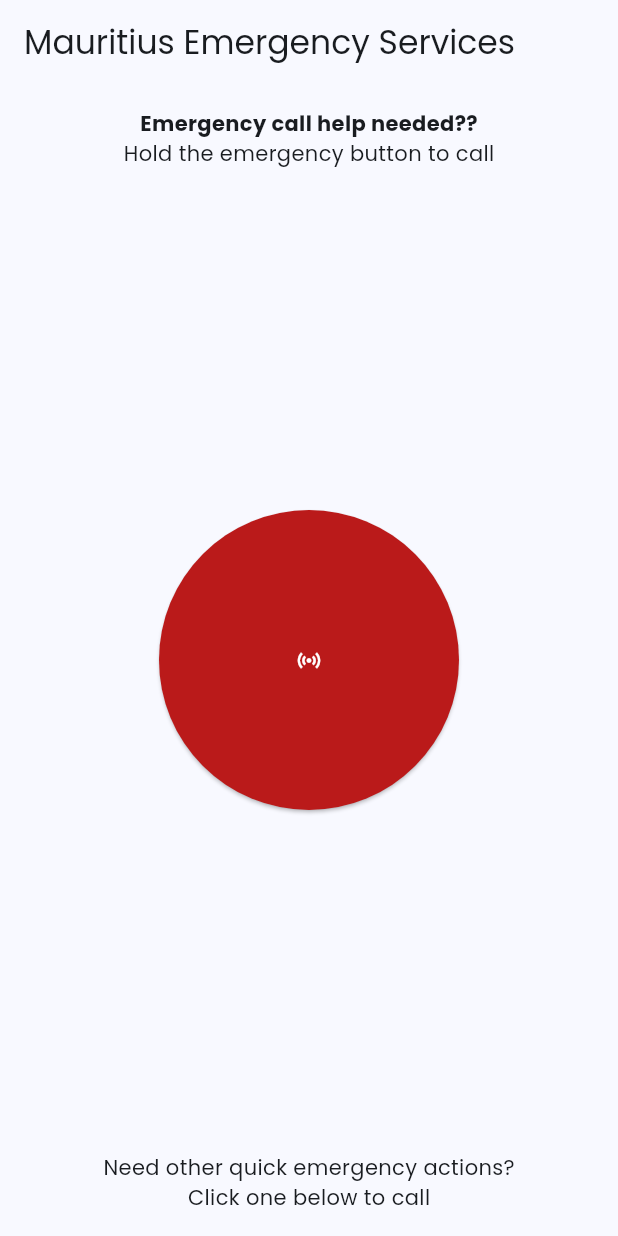
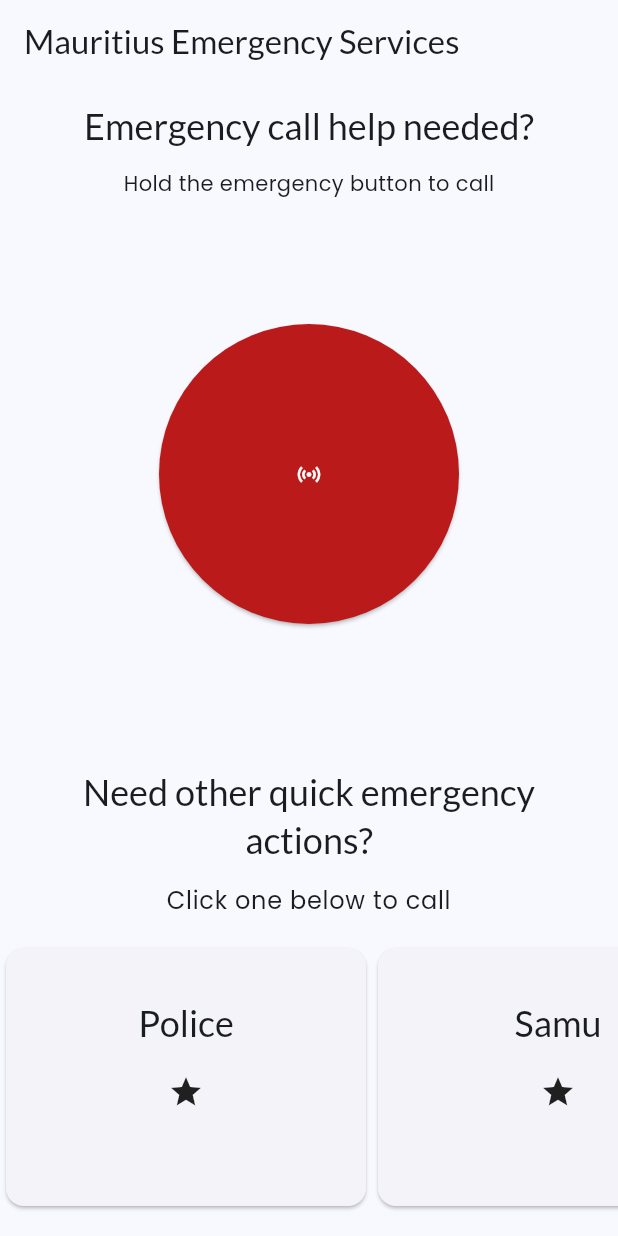
Before and after one commit to mervinhemaraju/mauritius-emergency-services, a Flutter app: the screen it shows after launch, on a phone screen of 412 x 824 dp. Run offline on Flutter 3.47's test engine with Material 3 defaults, Android fonts, the phone set to English and light mode, and no system bars.

Commit message:
- Home screen improvements - Added horizontal list view for home screen emergency items

```diff
--- /dev/null
+++ b/lib/core/models/service.dart
@@ -0,0 +1,19 @@
+class Service {
+  String identifier = "";
+  String name = "";
+  String type = "";
+  String icon = "";
+  List<String> emails = [];
+  int mainContact = 0;
+  List<int> otherContacts = [];
+
+  Service({
+    required this.identifier,
+    required this.name,
+    required this.type,
+    required this.icon,
+    required this.emails,
+    required this.mainContact,
+    required this.otherContacts,
+  });
+}
--- /dev/null
+++ b/lib/core/temp/dummy_generators.dart
@@ -0,0 +1,72 @@
+// Create a dummy generator for a list of Services
+import 'package:mauritius_emergency_services/core/models/service.dart';
+
+class DummyServiceGenerator {
+  static List<Service> generate() {
+    return [
+      Service(
+        identifier: "police",
+        name: "Police",
+        icon: "",
+        type: "E",
+        emails: [],
+        mainContact: 999,
+        otherContacts: [],
+      ),
+      Service(
+        identifier: "samu",
+        name: "Samu",
+        icon: "",
+        type: "E",
+        emails: [],
+        mainContact: 111,
+        otherContacts: [],
+      ),
+      Service(
+        identifier: "police",
+        name: "Police",
+        icon: "",
+        type: "E",
+        emails: [],
+        mainContact: 999,
+        otherContacts: [],
+      ),
+      Service(
+        identifier: "samu",
+        name: "Samu",
+        icon: "",
+        type: "E",
+        emails: [],
+        mainContact: 111,
+        otherContacts: [],
+      ),
+      Service(
+        identifier: "police",
+        name: "Police",
+        icon: "",
+        type: "E",
+        emails: [],
+        mainContact: 999,
+        otherContacts: [],
+      ),
+      Service(
+        identifier: "samu",
+        name: "Samu",
+        icon: "",
+        type: "E",
+        emails: [],
+        mainContact: 111,
+        otherContacts: [],
+      ),
+      Service(
+        identifier: "police-2",
+        name: "Police 2",
+        icon: "",
+        type: "N",
+        emails: [],
+        mainContact: 222,
+        otherContacts: [],
+      ),
+    ];
+  }
+}
--- a/lib/home.dart
+++ /dev/null
@@ -1,64 +0,0 @@
-import 'package:flutter/material.dart';
-
-class HomeScreen extends StatelessWidget {
-  const HomeScreen({
-    super.key,
-  });
-
-  @override
-  Widget build(BuildContext context) {
-    return Scaffold(
-      appBar: AppBar(
-        backgroundColor: Theme.of(context).colorScheme.surface,
-        title: const Text(
-          "Mauritius Emergency Services",
-          style: TextStyle(
-            fontFamily: "Poppins",
-          ),
-        ),
-      ),
-      body: Padding(
-        padding: EdgeInsets.all(16),
-        child: Column(
-          mainAxisAlignment: MainAxisAlignment.spaceBetween,
-          crossAxisAlignment: CrossAxisAlignment.stretch,
-          children: [
-            Column(
-              children: [
-                Text(
-                  "Emergency call help needed??",
-                  style: TextStyle(
-                    fontFamily: "Poppins",
-                    fontWeight: FontWeight.bold,
-                  ),
-                ),
-                const Text("Hold the emergency button to call"),
-              ],
-            ),
-            ElevatedButton(
-              onPressed: null,
-              onLongPress: () {
-                print("Emergency button clicked!");
-              },
-              style: ElevatedButton.styleFrom(
-                backgroundColor: Theme.of(context).colorScheme.error,
-                fixedSize: Size(200, 200),
-                shape: CircleBorder(),
-              ),
-              child: const Icon(
-                Icons.sensors_outlined,
-                color: Colors.white,
-              ),
-            ),
-            Column(
-              children: [
-                const Text("Need other quick emergency actions?"),
-                const Text("Click one below to call"),
-              ],
-            )
-          ],
-        ),
-      ),
-    );
-  }
-}
--- a/lib/main.dart
+++ b/lib/main.dart
@@ -1,7 +1,5 @@
 import 'package:flutter/material.dart';
-import 'package:mauritius_emergency_services/material_app.dart';
+import 'package:mauritius_emergency_services/ui/material_app.dart';
 
 // The main runner app
-void main() {
-  runApp(MesMaterialApp());
-}
+void main() => runApp(MesMaterialApp());
--- a/lib/test.dart
+++ /dev/null
@@ -1,106 +0,0 @@
-import 'package:flutter/material.dart';
-import 'util.dart';
-import 'theme.dart';
-
-void main() {
-  runApp(const MyApp());
-}
-
-class MyApp extends StatelessWidget {
-  const MyApp({super.key});
-
-  // This widget is the root of your application.
-  @override
-  Widget build(BuildContext context) {
-    final brightness = View.of(context).platformDispatcher.platformBrightness;
-
-    // Retrieves the default theme for the platform
-    //TextTheme textTheme = Theme.of(context).textTheme;
-
-    // Use with Google Fonts package to use downloadable fonts
-    TextTheme textTheme = createTextTheme(context, "Poppins", "Lato");
-
-    MaterialTheme theme = MaterialTheme(textTheme);
-    return MaterialApp(
-      title: 'Flutter Demo',
-      theme: brightness == Brightness.light ? theme.light() : theme.dark(),
-      home: const MyHomePage(title: 'Flutter Demo Home Page'),
-    );
-  }
-}
-
-class MyHomePage extends StatefulWidget {
-  const MyHomePage({super.key, required this.title});
-
-  final String title;
-
-  @override
-  State<MyHomePage> createState() => _MyHomePageState();
-}
-
-class _MyHomePageState extends State<MyHomePage> {
-  int _counter = 0;
-
-  void _incrementCounter() {
-    setState(() {
-      _counter++;
-    });
-  }
-
-  @override
-  Widget build(BuildContext context) {
-    // This method is rerun every time setState is called, for instance as done
-    // by the _incrementCounter method above.
-    //
-    // The Flutter framework has been optimized to make rerunning build methods
-    // fast, so that you can just rebuild anything that needs updating rather
-    // than having to individually change instances of widgets.
-    return Scaffold(
-      appBar: AppBar(
-        // TRY THIS: Try changing the color here to a specific color (to
-        // Colors.amber, perhaps?) and trigger a hot reload to see the AppBar
-        // change color while the other colors stay the same.
-        backgroundColor: Theme.of(context).colorScheme.surface,
-        // Here we take the value from the MyHomePage object that was created by
-        // the App.build method, and use it to set our appbar title.
-        title: Text(widget.title),
-      ),
-      body: Center(
-        // Center is a layout widget. It takes a single child and positions it
-        // in the middle of the parent.
-        child: Column(
-          // Column is also a layout widget. It takes a list of children and
-          // arranges them vertically. By default, it sizes itself to fit its
-          // children horizontally, and tries to be as tall as its parent.
-          //
-          // Column has various properties to control how it sizes itself and
-          // how it positions its children. Here we use mainAxisAlignment to
-          // center the children vertically; the main axis here is the vertical
-          // axis because Columns are vertical (the cross axis would be
-          // horizontal).
-          //
-          // TRY THIS: Invoke "debug painting" (choose the "Toggle Debug Paint"
-          // action in the IDE, or press "p" in the console), to see the
-          // wireframe for each widget.
-          mainAxisAlignment: MainAxisAlignment.center,
-          children: <Widget>[
-            const Text(
-              'You have pushed the button this many times:',
-            ),
-            Text(
-              '$_counter',
-              style: Theme.of(context).textTheme.headlineMedium,
-            ),
-          ],
-        ),
-      ),
-      floatingActionButton: FloatingActionButton(
-        onPressed: _incrementCounter,
-        tooltip: 'Increment',
-        child: const Icon(Icons.add),
-        backgroundColor: Theme.of(context).colorScheme.primary,
-        foregroundColor: Theme.of(context).colorScheme.onPrimary,
-      ), // This trailing comma makes auto-formatting nicer for build methods.
-    );
-  }
-}
--- /dev/null
+++ b/lib/ui/components/emergency_item.dart
@@ -0,0 +1,35 @@
+import 'package:flutter/material.dart';
+import 'package:mauritius_emergency_services/core/models/service.dart';
+
+class MesEmergencyItem extends StatelessWidget {
+  final Service service;
+
+  const MesEmergencyItem({
+    super.key,
+    required this.service,
+  });
+
+  @override
+  Widget build(BuildContext context) {
+    return Card(
+      child: Container(
+        width: 240,
+        padding: EdgeInsets.all(16.0),
+        child: Column(
+          mainAxisAlignment: MainAxisAlignment.spaceEvenly,
+          children: [
+            Text(
+              service.name,
+              textAlign: TextAlign.center,
+              style: Theme.of(context).textTheme.headlineSmall,
+            ),
+            Icon(Icons.star),
+            SizedBox(
+              height: 12,
+            )
+          ],
+        ),
+      ),
+    );
+  }
+}
--- /dev/null
+++ b/lib/ui/home.dart
@@ -0,0 +1,96 @@
+import 'package:flutter/material.dart';
+import 'package:mauritius_emergency_services/core/temp/dummy_generators.dart';
+import 'package:mauritius_emergency_services/ui/components/emergency_item.dart';
+
+class HomeScreen extends StatelessWidget {
+  const HomeScreen({
+    super.key,
+  });
+
+  @override
+  Widget build(BuildContext context) {
+    var theme = Theme.of(context);
+
+    return Scaffold(
+      appBar: AppBar(
+        backgroundColor: theme.colorScheme.surface,
+        title: const Text(
+          "Mauritius Emergency Services",
+        ),
+      ),
+      body: Column(
+        mainAxisAlignment: MainAxisAlignment.spaceBetween,
+        crossAxisAlignment: CrossAxisAlignment.stretch,
+        children: [
+          Column(
+            children: [
+              Padding(
+                padding: const EdgeInsets.all(12.0),
+                child: Text(
+                  "Emergency call help needed?",
+                  style: theme.textTheme.headlineSmall,
+                ),
+              ),
+              Padding(
+                padding: const EdgeInsets.symmetric(horizontal: 12.0),
+                child: Text(
+                  "Hold the emergency button to call",
+                  style: theme.textTheme.bodyMedium,
+                ),
+              ),
+            ],
+          ),
+          ElevatedButton(
+            onPressed: null,
+            onLongPress: () {
+              print("Emergency button clicked!");
+            },
+            style: ElevatedButton.styleFrom(
+              backgroundColor: Theme.of(context).colorScheme.error,
+              fixedSize: Size(200, 200),
+              shape: CircleBorder(),
+            ),
+            child: const Icon(
+              Icons.sensors_outlined,
+              color: Colors.white,
+            ),
+          ),
+          Column(
+            children: [
+              Padding(
+                padding: const EdgeInsets.all(12.0),
+                child: Text(
+                  "Need other quick emergency actions?",
+                  style: theme.textTheme.headlineSmall,
+                  textAlign: TextAlign.center,
+                ),
+              ),
+              Padding(
+                padding: const EdgeInsets.symmetric(horizontal: 12.0),
+                child: Text(
+                  "Click one below to call",
+                  style: theme.textTheme.bodyLarge,
+                  textAlign: TextAlign.center,
+                ),
+              ),
+              Padding(
+                padding: const EdgeInsets.symmetric(vertical: 16.0),
+                child: SizedBox(
+                  height: 180,
+                  child: ListView(
+                    scrollDirection: Axis.horizontal,
+                    children: DummyServiceGenerator.generate()
+                        .map(
+                          (service) => MesEmergencyItem(service: service),
+                        )
+                        .toList(),
+                  ),
+                ),
+              ),
+            ],
+          ),
+        ],
+      ),
+    );
+  }
+}
--- a/lib/material_app.dart
+++ b/lib/ui/material_app.dart
@@ -1,7 +1,7 @@
 import 'package:flutter/material.dart';
-import 'package:mauritius_emergency_services/home.dart';
-import 'package:mauritius_emergency_services/theme.dart';
-import 'package:mauritius_emergency_services/util.dart';
+import 'package:mauritius_emergency_services/ui/home.dart';
+import 'package:mauritius_emergency_services/ui/theme/theme.dart';
+import 'package:mauritius_emergency_services/ui/utils/util.dart';
 
 //  Entry point for the MES app
 class MesMaterialApp extends StatelessWidget {
```
Also changed, not shown: lib/ui/theme/theme.dart (renamed from lib/theme.dart), lib/ui/utils/util.dart (renamed from lib/util.dart).
